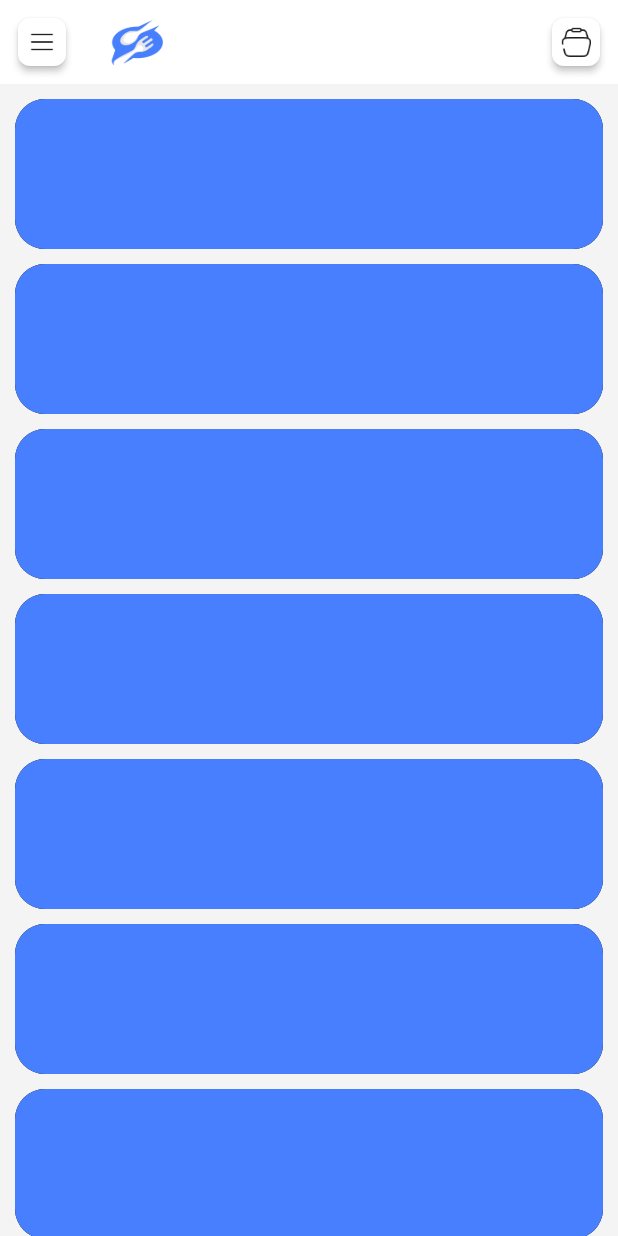
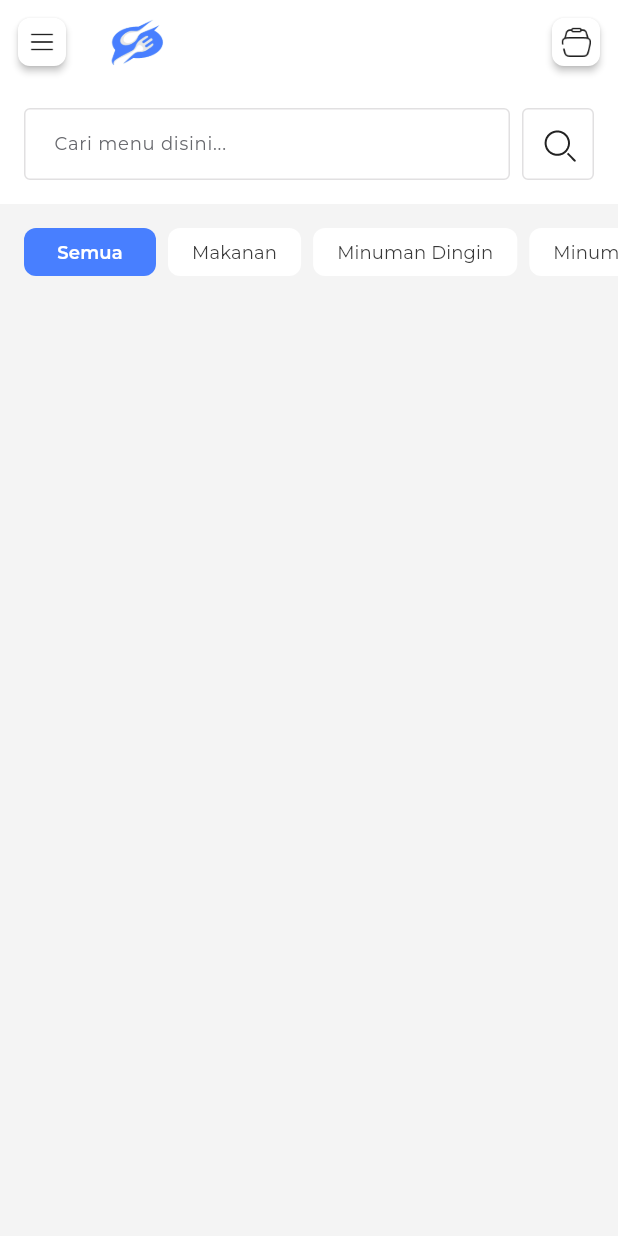
Before and after one commit to rizkyhamdana/my_cashier, a Flutter app: the screen it shows after launch, on a phone screen of 412 x 824 dp. Run offline on Flutter 3.47's test engine with Material 2 defaults, Android fonts, the light colour scheme and no system bars; our stand-ins replace auto_route, awesome_dialog, dio, get_it, injectable, lottie and 3 more; missing offline and left inert: pretty_json; accounts and stored records are empty; project files that could hold a hidden picture were left out.

Commit message:
add home page

```diff
--- a/lib/config/route/app_route.dart
+++ b/lib/config/route/app_route.dart
@@ -10,6 +10,7 @@ class AppRouter extends $AppRouter {
           page: SplashRoutePage.page,
           initial: true,
         ),
+        AutoRoute(page: BasePage.page),
         AutoRoute(page: HomePage.page),
       ];
 }
--- a/lib/config/util/app_theme.dart
+++ b/lib/config/util/app_theme.dart
@@ -96,7 +96,7 @@ class AppTheme {
       TextStyle(
         fontFamily: fontName,
         fontWeight: FontWeight.w600,
-        fontSize: 14,
+        fontSize: 12,
         color: color,
         decoration: decoration,
         fontStyle: fontStyle,
@@ -152,7 +152,7 @@ class AppTheme {
       TextStyle(
         fontFamily: fontName,
         fontWeight: FontWeight.w400,
-        fontSize: 14,
+        fontSize: 12,
         color: color,
         decoration: decoration,
         fontStyle: fontStyle,
--- /dev/null
+++ b/lib/presentation/pages/home/base_view.dart
@@ -0,0 +1,174 @@
+import 'package:auto_route/auto_route.dart';
+import 'package:awesome_dialog/awesome_dialog.dart';
+import 'package:flutter/material.dart';
+import 'package:flutter/services.dart';
+import 'package:my_cashier/config/util/app_theme.dart';
+import 'package:my_cashier/config/util/custom_widget.dart';
+import 'package:my_cashier/presentation/pages/home/home_view.dart';
+import 'package:my_cashier/presentation/pages/home/sidebar/sidebar_view.dart';
+import 'package:sidebarx/sidebarx.dart';
+
+@RoutePage()
+class BasePage extends StatefulWidget {
+  const BasePage({super.key});
+
+  @override
+  State<BasePage> createState() => _BasePageState();
+}
+
+class _BasePageState extends State<BasePage> {
+  int index = 0;
+  late SidebarXController _controller;
+  final _key = GlobalKey<ScaffoldState>();
+
+  @override
+  void initState() {
+    _controller = SidebarXController(selectedIndex: 0, extended: true);
+
+    _controller.addListener(() {
+      setState(() {
+        if (_controller.selectedIndex == 5) {
+          _controller.selectIndex(index);
+          AwesomeDialog(
+            context: context,
+            dialogType: DialogType.noHeader,
+            animType: AnimType.scale,
+            dialogBackgroundColor: AppTheme.bgColor,
+            titleTextStyle: AppTheme.subtitle2(color: AppTheme.blackColor),
+            descTextStyle: AppTheme.body3(color: AppTheme.blackColor),
+            btnOkColor: AppTheme.blue1,
+            buttonsTextStyle: AppTheme.subtitle3(color: AppTheme.white),
+            title: 'Close App?',
+            desc: 'Are you sure want to close this app?',
+            btnCancelText: 'No',
+            btnCancelOnPress: () {},
+            btnOkText: 'Yes',
+            btnOkOnPress: () {
+              SystemNavigator.pop();
+            },
+          ).show();
+        } else {
+          setState(() {
+            index = _controller.selectedIndex;
+          });
+        }
+      });
+    });
+    super.initState();
+  }
+
+  @override
+  Widget build(BuildContext context) {
+    return Builder(
+      builder: (context) {
+        final isSmallScreen = MediaQuery.of(context).size.width < 600;
+        return Scaffold(
+          key: _key,
+          backgroundColor: AppTheme.bgColor,
+          appBar: isSmallScreen
+              ? AppBar(
+                  elevation: 0,
+                  backgroundColor: AppTheme.white,
+                  title: Image.asset(
+                    'assets/images/ic_logo_app.png',
+                    height: 32,
+                  ),
+                  leading: Container(
+                    margin: const EdgeInsets.all(12),
+                    child: SizedBox(
+                      width: 32,
+                      height: 32,
+                      child: MaterialButton(
+                        color: AppTheme.white,
+                        padding: const EdgeInsets.all(4),
+                        shape: RoundedRectangleBorder(
+                            borderRadius: BorderRadius.circular(8)),
+                        onPressed: () {
+                          _key.currentState?.openDrawer();
+                        },
+                        child: ImageIcon(
+                          AssetImage(imagePaths('ic_menu')),
+                          size: 20,
+                        ),
+                      ),
+                    ),
+                  ),
+                  actions: [
+                    Container(
+                      margin: const EdgeInsets.all(12),
+                      child: SizedBox(
+                        width: 32,
+                        height: 32,
+                        child: MaterialButton(
+                          color: AppTheme.white,
+                          padding: const EdgeInsets.all(4),
+                          shape: RoundedRectangleBorder(
+                              borderRadius: BorderRadius.circular(8)),
+                          onPressed: () {},
+                          child: ImageIcon(
+                            AssetImage(imagePaths('ic_cart')),
+                            size: 20,
+                          ),
+                        ),
+                      ),
+                    ),
+                  ],
+                )
+              : null,
+          drawer: Sidebar(
+            controller: _controller,
+          ),
+          body: Row(
+            children: [
+              if (!isSmallScreen)
+                Sidebar(
+                  controller: _controller,
+                ),
+              Expanded(
+                child: Center(
+                  child: ScreenView(
+                    controller: _controller,
+                  ),
+                ),
+              ),
+            ],
+          ),
+        );
+      },
+    );
+  }
+}
+
+class ScreenView extends StatelessWidget {
+  const ScreenView({
+    Key? key,
+    required this.controller,
+  }) : super(key: key);
+
+  final SidebarXController controller;
+
+  @override
+  Widget build(BuildContext context) {
+    final theme = Theme.of(context);
+    return AnimatedBuilder(
+      animation: controller,
+      builder: (context, child) {
+        switch (controller.selectedIndex) {
+          case 0:
+            return const HomePage();
+
+          case 5:
+            return Text(
+              'Test',
+              style: theme.textTheme.headlineSmall,
+            );
+          default:
+            return Text(
+              'Test',
+              style: theme.textTheme.headlineSmall,
+            );
+        }
+      },
+    );
+  }
+}
--- a/lib/presentation/pages/home/home_view.dart
+++ b/lib/presentation/pages/home/home_view.dart
@@ -1,11 +1,10 @@
 import 'package:auto_route/auto_route.dart';
-import 'package:awesome_dialog/awesome_dialog.dart';
 import 'package:flutter/material.dart';
-import 'package:flutter/services.dart';
 import 'package:my_cashier/config/util/app_theme.dart';
 import 'package:my_cashier/config/util/custom_widget.dart';
-import 'package:my_cashier/presentation/pages/home/sidebar/sidebar_view.dart';
-import 'package:sidebarx/sidebarx.dart';
+import 'package:my_cashier/presentation/widget/custom_tab.dart';
+import 'package:my_cashier/presentation/widget/custom_text_field.dart';
+import 'package:my_cashier/presentation/widget/spacing.dart';
 
 @RoutePage()
 class HomePage extends StatefulWidget {
@@ -16,199 +15,108 @@ class HomePage extends StatefulWidget {
 }
 
 class _HomePageState extends State<HomePage> {
-  int index = 0;
-  late SidebarXController _controller;
-  final _key = GlobalKey<ScaffoldState>();
+  var textFieldController = TextEditingController();
 
-  @override
-  void initState() {
-    _controller = SidebarXController(selectedIndex: 0, extended: true);
+  int indexSelected = 0;
 
-    _controller.addListener(() {
-      setState(() {
-        if (_controller.selectedIndex == 5) {
-          _controller.selectIndex(index);
-          AwesomeDialog(
-            context: context,
-            dialogType: DialogType.noHeader,
-            animType: AnimType.scale,
-            dialogBackgroundColor: AppTheme.bgColor,
-            titleTextStyle: AppTheme.subtitle2(color: AppTheme.blackColor),
-            descTextStyle: AppTheme.body3(color: AppTheme.blackColor),
-            btnOkColor: AppTheme.blue1,
-            buttonsTextStyle: AppTheme.subtitle3(color: AppTheme.white),
-            title: 'Close App?',
-            desc: 'Are you sure want to close this app?',
-            btnCancelText: 'No',
-            btnCancelOnPress: () {},
-            btnOkText: 'Yes',
-            btnOkOnPress: () {
-              SystemNavigator.pop();
-            },
-          ).show();
-        } else {
-          setState(() {
-            index = _controller.selectedIndex;
-          });
-        }
-      });
-    });
-    super.initState();
-  }
+  List<String> listFilter = [
+    'Semua',
+    'Makanan',
+    'Minuman Dingin',
+    'Minuman Panas',
+    'Cemilan',
+  ];
 
   @override
   Widget build(BuildContext context) {
-    return Builder(
-      builder: (context) {
-        final isSmallScreen = MediaQuery.of(context).size.width < 600;
-        return Scaffold(
-          key: _key,
-          backgroundColor: AppTheme.bgColor,
-          appBar: isSmallScreen
-              ? AppBar(
-                  elevation: 0,
-                  backgroundColor: AppTheme.white,
-                  title: Image.asset(
-                    'assets/images/ic_logo_app.png',
-                    height: 32,
+    return Container(
+      color: AppTheme.bgColor,
+      width: double.infinity,
+      height: double.infinity,
+      child: Column(
+        children: [
+          Container(
+            color: AppTheme.white,
+            padding: const EdgeInsets.all(16),
+            child: Row(
+              children: [
+                Expanded(
+                  child: CustomTextField(
+                    placeholderText: 'Cari menu disini...',
+                    textFieldController: textFieldController,
                   ),
-                  leading: Container(
-                    margin: const EdgeInsets.all(12),
-                    child: SizedBox(
-                      width: 32,
-                      height: 32,
+                ),
+                horizontalSpacing(8),
+                SizedBox(
+                  width: 48,
+                  height: 48,
                   child: MaterialButton(
                     color: AppTheme.white,
+                    elevation: 0,
                     padding: const EdgeInsets.all(4),
-                        shape: RoundedRectangleBorder(
-                            borderRadius: BorderRadius.circular(8)),
-                        onPressed: () {
-                          _key.currentState?.openDrawer();
-                        },
-                        child: ImageIcon(
-                          AssetImage(imagePaths('ic_menu')),
-                          size: 20,
+                    shape: const RoundedRectangleBorder(
+                      borderRadius: BorderRadius.all(
+                        Radius.circular(4.0),
                       ),
+                      side: BorderSide(color: AppTheme.blackShadow, width: 1),
                     ),
-                    ),
-                  ),
-                  actions: [
-                    Container(
-                      margin: const EdgeInsets.all(12),
-                      child: SizedBox(
-                        width: 32,
-                        height: 32,
-                        child: MaterialButton(
-                          color: AppTheme.white,
-                          padding: const EdgeInsets.all(4),
-                          shape: RoundedRectangleBorder(
-                              borderRadius: BorderRadius.circular(8)),
                     onPressed: () {},
                     child: ImageIcon(
-                            AssetImage(imagePaths('ic_cart')),
-                            size: 20,
-                          ),
-                        ),
-                      ),
-                    ),
-                  ],
-                )
-              : null,
-          drawer: Sidebar(
-            controller: _controller,
-          ),
-          body: Row(
-            children: [
-              if (!isSmallScreen)
-                Sidebar(
-                  controller: _controller,
-                ),
-              Expanded(
-                child: Center(
-                  child: _ScreensExample(
-                    controller: _controller,
+                      AssetImage(imagePaths('ic_search')),
+                      size: 24,
                     ),
                   ),
                 ),
               ],
             ),
+          ),
+          Expanded(
+            child: SingleChildScrollView(
+              child: Column(
+                children: [
+                  SizedBox(
+                    height: 48,
+                    child: ListView.builder(
+                        shrinkWrap: true,
+                        physics: const BouncingScrollPhysics(),
+                        padding:
+                            const EdgeInsets.only(left: 16, right: 8, top: 16),
+                        scrollDirection: Axis.horizontal,
+                        itemCount: listFilter.length,
+                        itemBuilder: (context, index) {
+                          return _buildListFilter(listFilter[index], index);
+                        }),
+                  ),
+                ],
+              ),
+            ),
+          )
+        ],
+      ),
     );
+  }
+
+  Widget _buildListFilter(String filter, int index) {
+    if (indexSelected == index) {
+      return Padding(
+        padding: const EdgeInsets.only(right: 8),
+        child: CustomTabActive(
+          buttonTap: () {},
+          textButton: filter,
+        ),
+      );
+    } else {
+      return Padding(
+        padding: const EdgeInsets.only(right: 8),
+        child: CustomTabInactive(
+          buttonTap: () {
+            setState(() {
+              indexSelected = index;
+            });
           },
+          textButton: filter,
+        ),
       );
     }
   }
-
-class _ScreensExample extends StatelessWidget {
-  const _ScreensExample({
-    Key? key,
-    required this.controller,
-  }) : super(key: key);
-
-  final SidebarXController controller;
-
-  @override
-  Widget build(BuildContext context) {
-    final theme = Theme.of(context);
-    return AnimatedBuilder(
-      animation: controller,
-      builder: (context, child) {
-        final pageTitle = _getTitleByIndex(controller.selectedIndex);
-        switch (controller.selectedIndex) {
-          case 0:
-            return ListView.builder(
-              padding: const EdgeInsets.only(top: 10),
-              itemBuilder: (context, index) => Container(
-                height: 100,
-                width: double.infinity,
-                margin: const EdgeInsets.only(bottom: 10, right: 10, left: 10),
-                decoration: BoxDecoration(
-                  borderRadius: BorderRadius.circular(20),
-                  color: AppTheme.blue1,
-                  boxShadow: const [BoxShadow()],
-                ),
-              ),
-            );
-
-          case 5:
-            return Text(
-              pageTitle,
-              style: theme.textTheme.headlineSmall,
-            );
-          default:
-            return Text(
-              pageTitle,
-              style: theme.textTheme.headlineSmall,
-            );
 }
-      },
-    );
-  }
-}
-
-String _getTitleByIndex(int index) {
-  switch (index) {
-    case 0:
-      return 'Home';
-    case 1:
-      return 'Search';
-    case 2:
-      return 'People';
-    case 3:
-      return 'Favorites';
-    case 4:
-      return 'Custom iconWidget';
-    case 5:
-      return 'Profile';
-
-    default:
-      return 'Not found page';
-  }
-}
-
-const primaryColor = Color(0xFF685BFF);
-const canvasColor = Color(0xFF2E2E48);
-const scaffoldBackgroundColor = Color(0xFF464667);
-const accentCanvasColor = Color(0xFF3E3E61);
-const white = Colors.white;
-final actionColor = const Color(0xFF5F5FA7).withOpacity(0.6);
-const divider = Divider(color: AppTheme.blackColor2, height: 1);
--- a/lib/presentation/pages/splashscreen/splash_screen_view.dart
+++ b/lib/presentation/pages/splashscreen/splash_screen_view.dart
@@ -19,7 +19,7 @@ class _SplashScreenPageState extends State<SplashScreenPage> {
   void initState() {
     super.initState();
     Timer(const Duration(seconds: 4), () {
-      context.router.replace(const HomePage());
+      context.router.replace(const BasePage());
     });
   }
 
--- /dev/null
+++ b/lib/presentation/widget/custom_tab.dart
@@ -0,0 +1,93 @@
+import 'package:flutter/material.dart';
+import 'package:my_cashier/config/util/app_theme.dart';
+
+class CustomTab extends StatelessWidget {
+  const CustomTab(
+      {Key? key,
+      this.backgroundColor = AppTheme.blue1,
+      this.textColor = AppTheme.white,
+      this.textButton = "Action",
+      required this.buttonTap,
+      this.widthButton,
+      this.borderSide = BorderSide.none,
+      this.textStyle})
+      : super(key: key);
+
+  final double? widthButton;
+  final Color backgroundColor;
+  final Color textColor;
+  final String textButton;
+  final BorderSide borderSide;
+  final Function() buttonTap;
+  final TextStyle? textStyle;
+
+  @override
+  Widget build(BuildContext context) {
+    return SizedBox(
+      height: 48,
+      child: MaterialButton(
+        elevation: 0,
+        onPressed: buttonTap,
+        padding: EdgeInsets.symmetric(horizontal: 16),
+        color: backgroundColor,
+        shape: RoundedRectangleBorder(
+          side: borderSide,
+          borderRadius: BorderRadius.circular(8),
+        ),
+        child: Text(
+          textButton,
+          style: textStyle ?? AppTheme.subtitle3(color: textColor),
+        ),
+      ),
+    );
+  }
+}
+
+class CustomTabActive extends StatelessWidget {
+  const CustomTabActive({
+    Key? key,
+    this.textButton = "Action",
+    required this.buttonTap,
+    this.widthButton,
+  }) : super(key: key);
+
+  final double? widthButton;
+  final String textButton;
+  final Function() buttonTap;
+
+  @override
+  Widget build(BuildContext context) {
+    return CustomTab(
+      widthButton: widthButton ?? MediaQuery.of(context).size.width,
+      backgroundColor: AppTheme.blue1,
+      buttonTap: buttonTap,
+      textColor: AppTheme.white,
+      textButton: textButton,
+    );
+  }
+}
+
+class CustomTabInactive extends StatelessWidget {
+  const CustomTabInactive({
+    Key? key,
+    this.textButton = "Action",
+    required this.buttonTap,
+    this.widthButton,
+  }) : super(key: key);
+
+  final double? widthButton;
+  final String textButton;
+  final Function() buttonTap;
+
+  @override
+  Widget build(BuildContext context) {
+    return CustomTab(
+      widthButton: widthButton ?? MediaQuery.of(context).size.width,
+      backgroundColor: AppTheme.white,
+      textColor: AppTheme.blackColor2,
+      buttonTap: buttonTap,
+      textButton: textButton,
+      textStyle: AppTheme.body3(),
+    );
+  }
+}
--- /dev/null
+++ b/lib/presentation/widget/custom_text_field.dart
@@ -0,0 +1,102 @@
+import 'package:flutter/material.dart';
+import 'package:my_cashier/config/util/app_theme.dart';
+import 'package:my_cashier/presentation/widget/spacing.dart';
+
+class CustomTextField extends StatelessWidget {
+  const CustomTextField({
+    Key? key,
+    this.titleText,
+    required this.placeholderText,
+    required this.textFieldController,
+    this.textInputType,
+    this.onChanged,
+    this.obscureText = false,
+    this.enabled = true,
+    this.readOnly = false,
+    this.autoFocus = false,
+    this.suffixIcon,
+    this.textInputAction = TextInputAction.next,
+    this.obscuringCharacter = '•',
+    this.validator,
+  }) : super(key: key);
+
+  final String? titleText;
+  final String placeholderText;
+  final TextEditingController textFieldController;
+  final TextInputType? textInputType;
+  final Function(String)? onChanged;
+  final String obscuringCharacter;
+  final bool obscureText;
+  final bool enabled;
+  final bool readOnly;
+  final bool autoFocus;
+  final Widget? suffixIcon;
+  final TextInputAction textInputAction;
+  final FormFieldValidator<String?>? validator;
+
+  @override
+  Widget build(BuildContext context) {
+    return Column(
+      crossAxisAlignment: CrossAxisAlignment.start,
+      children: [
+        titleText != null
+            ? Column(
+                crossAxisAlignment: CrossAxisAlignment.start,
+                children: [
+                  Text(titleText!, style: AppTheme.body1()),
+                  verticalSpacing(
+                    10,
+                  ),
+                ],
+              )
+            : Container(),
+        TextFormField(
+          controller: textFieldController,
+          autofocus: autoFocus,
+          obscureText: obscureText,
+          keyboardType: textInputType,
+          obscuringCharacter: obscuringCharacter,
+          enabled: enabled,
+          readOnly: readOnly,
+          onChanged: onChanged,
+          textInputAction: textInputAction,
+          style: AppTheme.body3(),
+          validator: validator,
+          decoration: InputDecoration(
+            filled: true,
+            fillColor: AppTheme.white,
+            suffixIconConstraints:
+                const BoxConstraints(maxHeight: 28, maxWidth: 36),
+            contentPadding:
+                const EdgeInsets.symmetric(horizontal: 16, vertical: 8),
+            suffixIcon: suffixIcon,
+            hintText: placeholderText,
+            focusedBorder: const OutlineInputBorder(
+              borderRadius: BorderRadius.all(
+                Radius.circular(4.0),
+              ),
+              borderSide: BorderSide(color: AppTheme.blackShadow, width: 1),
+            ),
+            enabledBorder: const OutlineInputBorder(
+              // borderSide: BorderSide(color: HexColor('#BDBDBD'), width: 2.0),
+              borderRadius: BorderRadius.all(
+                Radius.circular(4.0),
+              ),
+              borderSide: BorderSide(color: AppTheme.blackShadow, width: 1),
+            ),
+            errorBorder: const OutlineInputBorder(
+              // borderSide: BorderSide(color: HexColor('#BDBDBD'), width: 2.0),
+              borderRadius: BorderRadius.all(
+                Radius.circular(4.0),
+              ),
+              borderSide: BorderSide(color: Colors.red, width: 0),
+            ),
+            errorStyle: AppTheme.hintSearch(),
+            disabledBorder: InputBorder.none,
+            hintStyle: AppTheme.body3(color: AppTheme.blackColor2),
+          ),
+        ),
+      ],
+    );
+  }
+}
```
Also changed, not shown: assets/images/ic_search.png (added), lib/config/route/app_route.gr.dart, 20 other files. Lines whose indentation alone changed are shown as unchanged.
